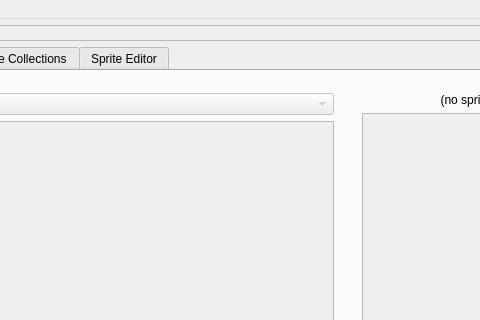
This is sprite-editor/MainWindow.ui in mwales-ai/genesis-hacking as Qt 5 draws it before an edit; both pictures show x 373 to 853 and y 0 to 320 of the 1024 by 768 pixel window. The edited form follows.
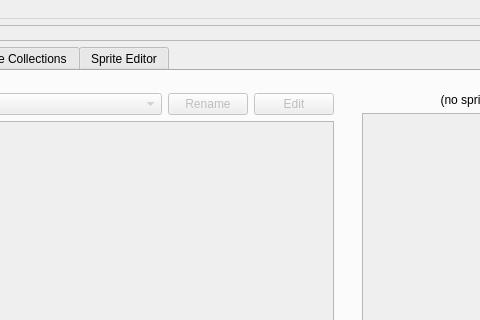
This is the edited form. Custom widgets are drawn as their Qt base class.

Commit message: Streamline capture workflow, add Rename and Edit from Viewer

What changed in the file:
```diff
--- a/sprite-editor/MainWindow.ui
+++ b/sprite-editor/MainWindow.ui
@@ -74,6 +74,32 @@
                </property>
               </widget>
              </item>
+             <item>
+              <widget class="QPushButton" name="theRenameButton">
+               <property name="text">
+                <string>Rename</string>
+               </property>
+               <property name="enabled">
+                <bool>false</bool>
+               </property>
+               <property name="toolTip">
+                <string>Rename the selected sprite collection</string>
+               </property>
+              </widget>
+             </item>
+             <item>
+              <widget class="QPushButton" name="theEditFromViewerButton">
+               <property name="text">
+                <string>Edit</string>
+               </property>
+               <property name="enabled">
+                <bool>false</bool>
+               </property>
+               <property name="toolTip">
+                <string>Open the selected sprite/collection in the Sprite Editor</string>
+               </property>
+              </widget>
+             </item>
             </layout>
            </item>
            <!-- SpriteSheetWidget inside a scroll area -->
```
The commit also changes 6 other files.
